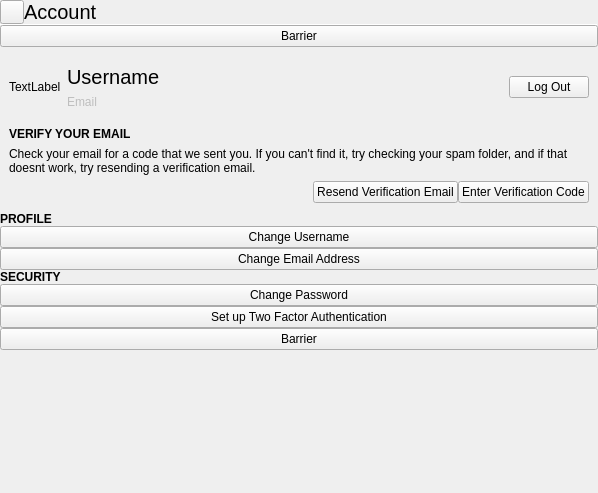
First picture: the form in online/accountdialog.ui, repository vicr123/libentertaining, before the edit.
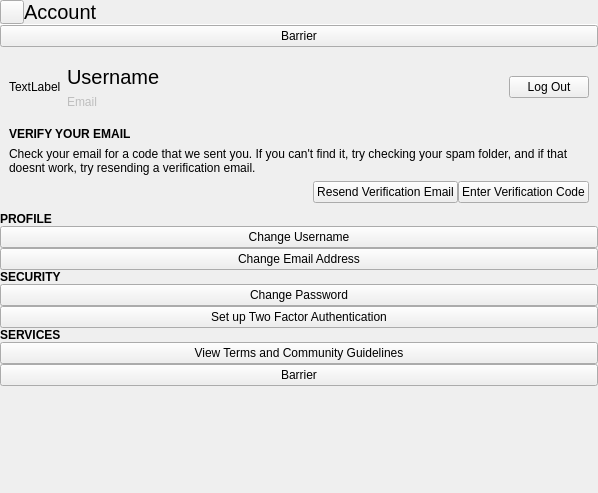
Second picture: the form after the edit. Icons and pictures are not drawn. Custom widgets are drawn as their Qt base class.

Commit message: Add support for terms and community guidelines

Patch:
```diff
--- a/online/accountdialog.ui
+++ b/online/accountdialog.ui
@@ -393,6 +393,29 @@
               </property>
              </widget>
             </item>
+            <item>
+             <widget class="QLabel" name="label_6">
+              <property name="font">
+               <font>
+                <weight>75</weight>
+                <bold>true</bold>
+               </font>
+              </property>
+              <property name="text">
+               <string>SERVICES</string>
+              </property>
+              <property name="margin">
+               <number>9</number>
+              </property>
+             </widget>
+            </item>
+            <item>
+             <widget class="QPushButton" name="viewTermsAndCommunityGuidelines">
+              <property name="text">
+               <string>View Terms and Community Guidelines</string>
+              </property>
+             </widget>
+            </item>
             <item>
              <widget class="FocusBarrier" name="focusBarrier_2">
               <property name="text">
```
Left out of the diff: 1 changed line with no effect on the pictures. The commit also changes 180 other files.
